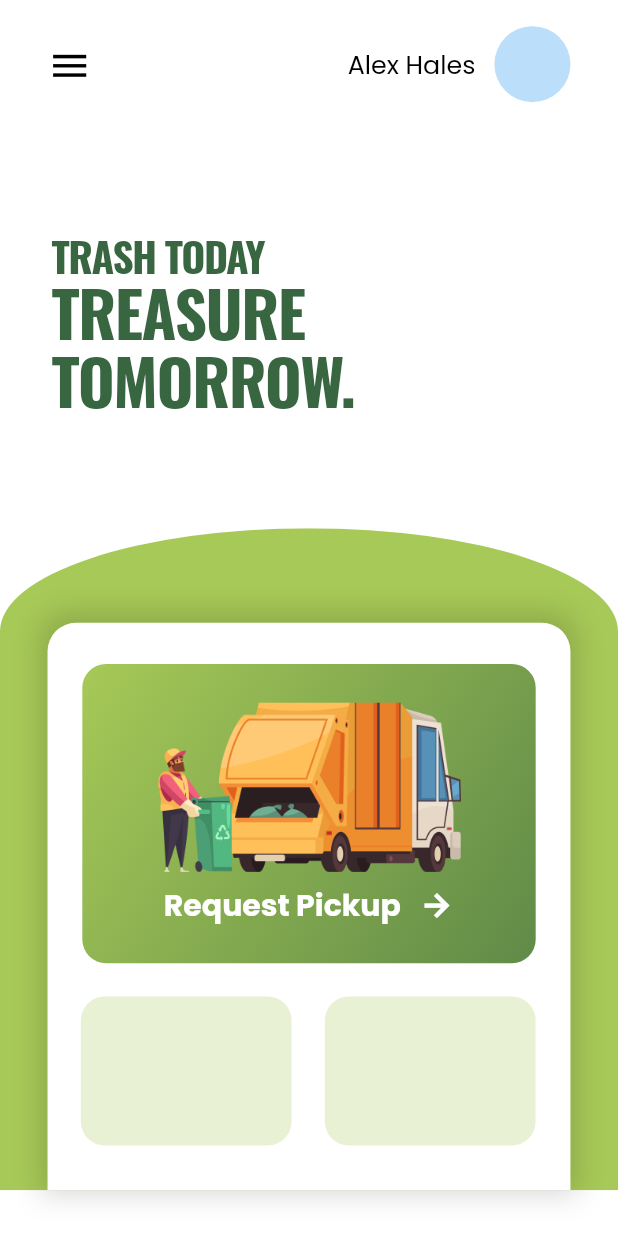
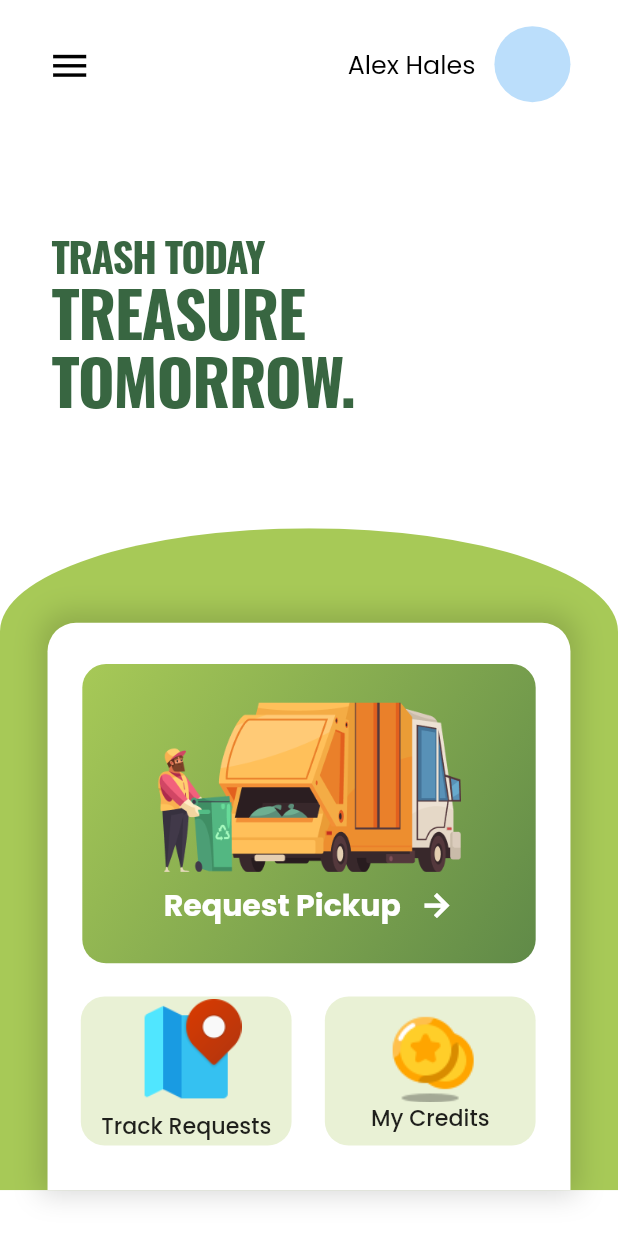
Before and after one commit to DarkFalc0n/ecell_nitb_hack2k23__Generic-FTP, a Flutter app: the screen it shows after launch, on a phone screen of 412 x 824 dp. Run offline on Flutter 3.47's test engine with Material 2 defaults, Android fonts, the light colour scheme and no system bars; our stand-ins replace flutter_screenutil, google_fonts.

Commit message:
implemented credits

```diff
--- a/lib/pages/home/home.dart
+++ b/lib/pages/home/home.dart
@@ -1,3 +1,4 @@
+import 'package:ecell_nitb_hack2k23__generic_ftp/pages/credits/credits.dart';
 import 'package:flutter/material.dart';
 import 'package:flutter_screenutil/flutter_screenutil.dart';
 import 'package:google_fonts/google_fonts.dart';
@@ -199,7 +200,8 @@ class HomePage extends StatelessWidget {
                       ),
                       Row(
                         children: [
-                          Padding(
+                          GestureDetector(
+                            child: Padding(
                               padding: EdgeInsets.all(21.w),
                               child: Container(
                                 decoration: BoxDecoration(
@@ -210,9 +212,28 @@ class HomePage extends StatelessWidget {
                                 ),
                                 height: 83.5.h,
                                 width: 133.w,
+                                child: Column(
+                                  mainAxisAlignment: MainAxisAlignment.center,
+                                  children: [
+                                    SizedBox(
+                                      width: 70.w,
+                                      height: 70.w,
+                                      child: Image.asset('assets/imgs/map.png'),
+                                    ),
+                                    Text(
+                                      'Track Requests',
+                                      style: GoogleFonts.poppins(
+                                          fontSize: 14.sp,
+                                          fontWeight: FontWeight.w500),
+                                    )
+                                  ],
                                 ),
                               ),
-                          Padding(
+                            ),
+                            onTap: () {},
+                          ),
+                          GestureDetector(
+                            child: Padding(
                               padding: EdgeInsets.only(
                                 top: 21.w,
                                 right: 0.0,
@@ -227,8 +248,28 @@ class HomePage extends StatelessWidget {
                                 ),
                                 height: 83.5.h,
                                 width: 133.w,
+                                child: Column(
+                                  mainAxisAlignment: MainAxisAlignment.center,
+                                  children: [
+                                    Image.asset('assets/imgs/coin.png'),
+                                    Text(
+                                      'My Credits',
+                                      style: GoogleFonts.poppins(
+                                        fontSize: 14.sp,
+                                        fontWeight: FontWeight.w500,
                                       ),
-                          )
+                                    ),
+                                  ],
+                                ),
+                              ),
+                            ),
+                            onTap: () => Navigator.push(
+                              context,
+                              MaterialPageRoute(
+                                builder: (context) => const CreditsPage(),
+                              ),
+                            ),
+                          ),
                         ],
                       )
                     ],
```
Also changed, not shown: lib/pages/credits/credits.dart (added, +161 -0 lines), assets/icons/track.png (added), assets/imgs/coin.png (added), assets/imgs/map.png (added). Lines whose indentation alone changed are shown as unchanged.
